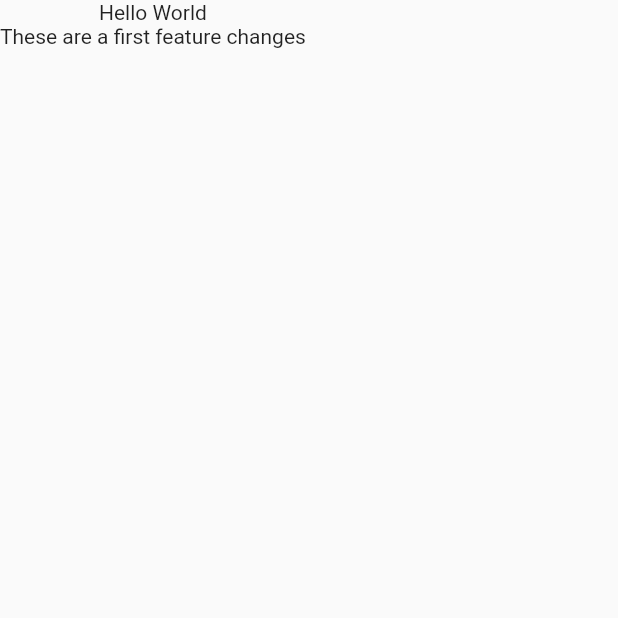
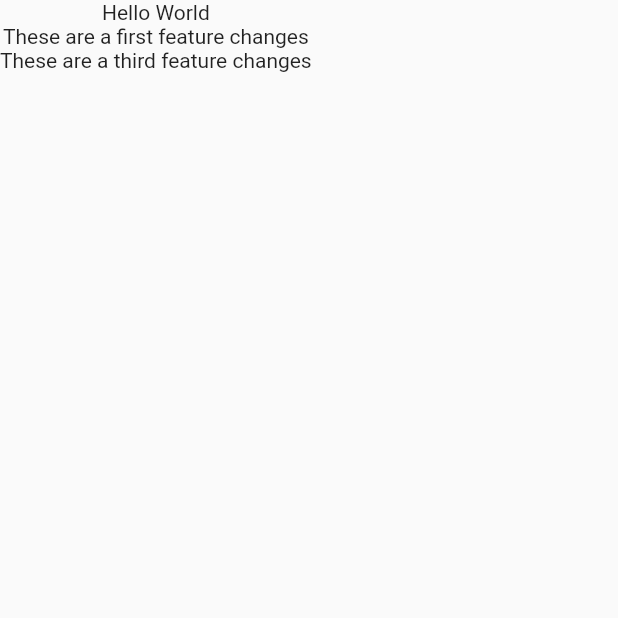
Before and after one commit to Usama-Ishfaq101/gitprac, a Flutter app: the screen it shows after launch, on a phone screen of 412 x 824 dp, the top half of it. Run offline on Flutter 3.47's test engine with Material 2 defaults, Android fonts, the phone set to English and light mode, and no system bars.

Commit message:
third feature

```diff
--- a/lib/main.dart
+++ b/lib/main.dart
@@ -34,6 +34,7 @@ class _MyHomePageState extends State<MyHomePage> {
       children: [
         Text("Hello World"),
         Text("These are a first feature changes"),
+        Text("These are a third feature changes"),
       ],
     ));
   }
```
